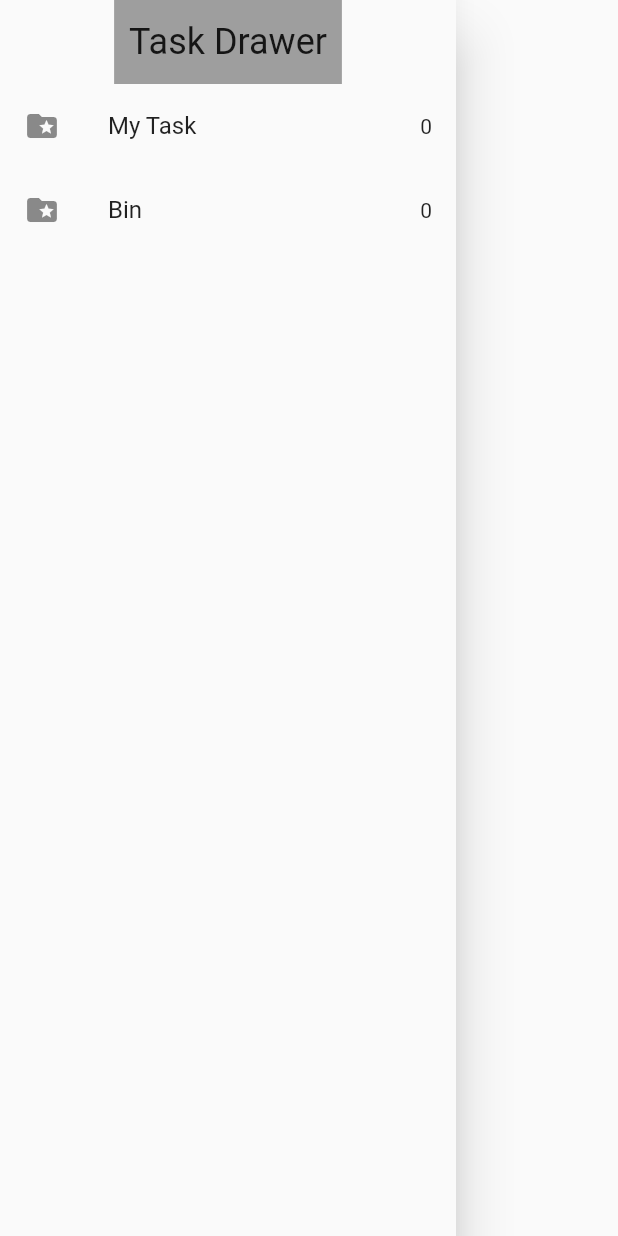
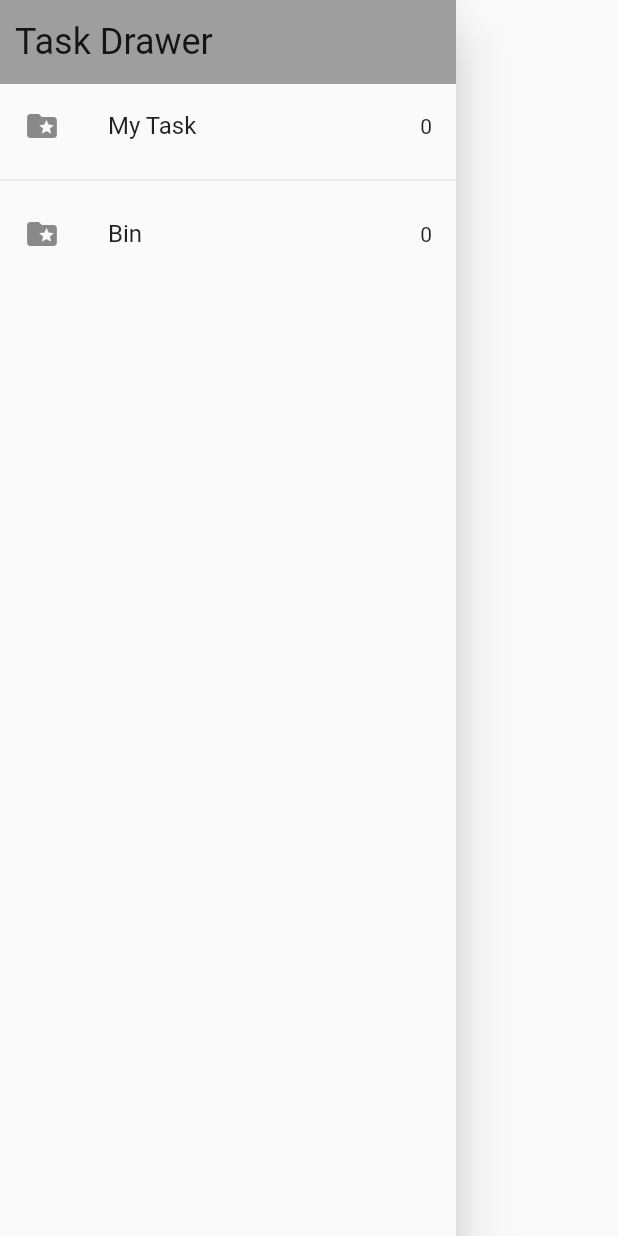
Before and after one commit to 9745108736/bloc_todo, a Flutter app: the MyDrawer widget shown alone on an empty page, opened directly, on a phone screen of 412 x 824 dp. Run offline on Flutter 3.47's test engine with Material 2 defaults, Android fonts, the phone set to English and light mode, and no system bars; our stand-ins replace equatable, flutter_bloc, hydrated_bloc.

Commit message:
drawer work started

```diff
--- a/lib/blocs/bloc/tasks_state.dart
+++ b/lib/blocs/bloc/tasks_state.dart
@@ -2,14 +2,22 @@ part of 'tasks_bloc.dart';
 
 class TasksState extends Equatable {
   final List<Task> allTasks;
+  final List<Task> removedTasks;
 
-  const TasksState({this.allTasks = const <Task>[]});
+  const TasksState(
+      {this.allTasks = const <Task>[], this.removedTasks = const <Task>[]});
 
   @override
-  List<Object> get props => [allTasks];
+  List<Object> get props => [
+        allTasks,
+        removedTasks,
+      ];
 
   Map<String, dynamic> toMap() {
-    return {'allTasks': allTasks.map((x) => x.toMap()).toList()};
+    return {
+      'allTasks': allTasks.map((x) => x.toMap()).toList(),
+      'removedTasks': removedTasks.map((x) => x.toMap()).toList(),
+    };
   }
 
   factory TasksState.fromMap(Map<String, dynamic> map) {
--- a/lib/main.dart
+++ b/lib/main.dart
@@ -1,4 +1,5 @@
 import 'package:flutter/material.dart';
+import 'package:learning_bloc/services/app_router.dart';
 import 'package:path_provider/path_provider.dart';
 import 'blocs/bloc_exports.dart';
 import 'screens/task_screen.dart';
@@ -12,15 +13,18 @@ void main() async {
 
   HydratedBlocOverrides.runZoned(
       () => runApp(
-            const MyApp(),
+            MyApp(
+              appRouter: AppRouter(),
+            ),
           ),
       storage: storage);
 }
 
 class MyApp extends StatelessWidget {
-  const MyApp({super.key});
+  const MyApp({super.key, required this.appRouter});
 
-  // This widget is the root of your application.
+  final AppRouter appRouter;
+
   @override
   Widget build(BuildContext context) {
     return BlocProvider(
@@ -34,6 +38,7 @@ class MyApp extends StatelessWidget {
           primarySwatch: Colors.blue,
         ),
         home: TasksScreen(),
+        onGenerateRoute: appRouter.onGenerateRoute,
       ),
     );
   }
--- a/lib/screens/add_task_screen.dart
+++ b/lib/screens/add_task_screen.dart
@@ -6,6 +6,7 @@ import '../services/guid_gen.dart';
 
 class AddTaskScreen extends StatelessWidget {
   const AddTaskScreen({Key? key}) : super(key: key);
+
 
   @override
   Widget build(BuildContext context) {
@@ -36,9 +37,8 @@ class AddTaskScreen extends StatelessWidget {
             ElevatedButton(
                 onPressed: () {
                   var _task = Task(
-                    title: textEditingController.text,
-                    id: GUIGen.idGenerator()
-                  );
+                      title: textEditingController.text,
+                      id: GUIGen.idGenerator());
                   context.read<TasksBloc>().add(AddTask(task: _task));
                   textEditingController.clear();
                   Navigator.pop(context);
--- a/lib/screens/my_drawer.dart
+++ b/lib/screens/my_drawer.dart
@@ -1,4 +1,10 @@
 import 'package:flutter/material.dart';
+import 'package:learning_bloc/models/task.dart';
+import 'package:learning_bloc/models/task.dart';
+import 'package:learning_bloc/screens/recycle_bin.dart';
+import 'package:learning_bloc/screens/task_screen.dart';
+
+import '../blocs/bloc_exports.dart';
 
 class MyDrawer extends StatelessWidget {
   const MyDrawer({super.key});
@@ -10,22 +16,34 @@ class MyDrawer extends StatelessWidget {
         child: Column(
           children: [
             Container(
+              width: double.infinity,
               color: Colors.grey,
-              padding: EdgeInsets.symmetric(vertical: 14, horizontal: 10),
+              padding: const EdgeInsets.symmetric(vertical: 14, horizontal: 10),
               child: Text(
                 "Task Drawer",
                 style: Theme.of(context).textTheme.headline5,
               ),
             ),
-           const ListTile(
-              leading: Icon(Icons.folder_special),
-              title: Text('My Task'),
-              trailing: Text('0'),
+            BlocBuilder<TasksBloc, TasksState>(
+              builder: (context, state) {
+                return GestureDetector(
+                  onTap: () => Navigator.of(context).pushNamed(TasksScreen.id),
+                  child: ListTile(
+                    leading: const Icon(Icons.folder_special),
+                    title: const Text('My Task'),
+                    trailing: Text('${state.allTasks.length}'),
+                  ),
+                );
+              },
             ),
-            const ListTile(
-              leading: Icon(Icons.folder_special),
-              title: Text('Bin'),
-              trailing: Text('0'),
+            const Divider(),
+            GestureDetector(
+              onTap: () => Navigator.of(context).pushNamed(RecycleBin.id),
+              child: const ListTile(
+                leading: Icon(Icons.folder_special),
+                title: Text('Bin'),
+                trailing: Text('0'),
+              ),
             ),
           ],
         ),
--- a/lib/screens/task_screen.dart
+++ b/lib/screens/task_screen.dart
@@ -8,6 +8,9 @@ import 'add_task_screen.dart';
 
 class TasksScreen extends StatefulWidget {
   const TasksScreen({Key? key}) : super(key: key);
+
+  static const id = 'tasks_screen';
+
 
   @override
   State<TasksScreen> createState() => _TasksScreenState();
```
Also changed, not shown: lib/screens/recycle_bin.dart (added, +39 -0 lines), lib/services/app_router.dart (added, +17 -0 lines).
